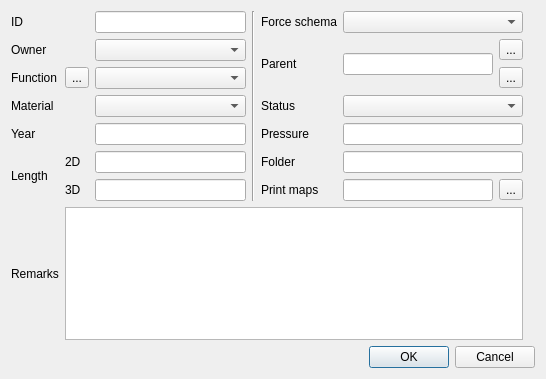
qwat/QWAT, file project/ui_forms/pipe.ui: the form before one commit.
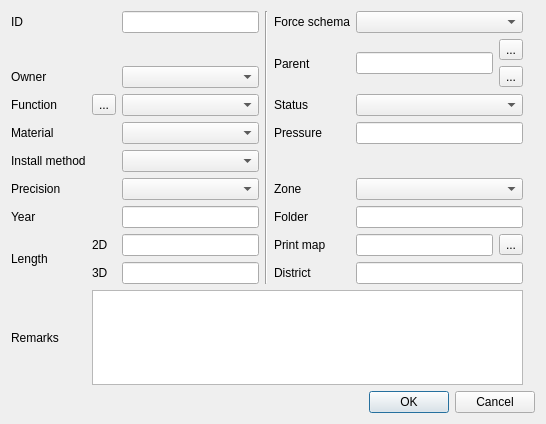
The form after the commit.

Commit message: UI: completed form, updated qgis projecT

Diff of the .ui file:
```diff
--- a/project/ui_forms/pipe.ui
+++ b/project/ui_forms/pipe.ui
@@ -7,7 +7,7 @@
     <x>0</x>
     <y>0</y>
     <width>546</width>
-    <height>379</height>
+    <height>424</height>
    </rect>
   </property>
   <property name="windowTitle">
@@ -28,7 +28,7 @@
      </property>
     </widget>
    </item>
-   <item row="0" column="3" rowspan="7">
+   <item row="0" column="3" rowspan="10">
     <widget class="Line" name="line">
      <property name="orientation">
       <enum>Qt::Vertical</enum>
@@ -45,20 +45,6 @@
    <item row="1" column="5" rowspan="2">
     <widget class="QLineEdit" name="id_parent"/>
    </item>
-   <item row="3" column="0" colspan="2">
-    <widget class="QLabel" name="label_3">
-     <property name="text">
-      <string>Material</string>
-     </property>
-    </widget>
-   </item>
-   <item row="3" column="2">
-    <widget class="QComboBox" name="id_material">
-     <property name="editable">
-      <bool>false</bool>
-     </property>
-    </widget>
-   </item>
    <item row="3" column="4">
     <widget class="QLabel" name="label_6">
      <property name="text">
@@ -73,16 +59,6 @@
      </property>
     </widget>
    </item>
-   <item row="4" column="0" colspan="2">
-    <widget class="QLabel" name="label_7">
-     <property name="text">
-      <string>Year</string>
-     </property>
-    </widget>
-   </item>
-   <item row="4" column="2">
-    <widget class="QLineEdit" name="year"/>
-   </item>
    <item row="4" column="4">
     <widget class="QLabel" name="label_8">
      <property name="text">
@@ -93,73 +69,38 @@
    <item row="4" column="5" colspan="2">
     <widget class="QLineEdit" name="pressure_nominale"/>
    </item>
-   <item row="5" column="0" rowspan="2">
-    <widget class="QLabel" name="label_9">
-     <property name="text">
-      <string>Length</string>
-     </property>
-    </widget>
-   </item>
-   <item row="5" column="1">
-    <widget class="QLabel" name="label_11">
-     <property name="text">
-      <string>2D</string>
-     </property>
-    </widget>
-   </item>
-   <item row="5" column="2">
-    <widget class="QLineEdit" name="_length2d">
-     <property name="enabled">
-      <bool>true</bool>
-     </property>
-    </widget>
-   </item>
-   <item row="5" column="4">
+   <item row="7" column="4">
     <widget class="QLabel" name="label_12">
      <property name="text">
       <string>Folder</string>
      </property>
     </widget>
    </item>
-   <item row="5" column="5" colspan="2">
+   <item row="7" column="5" colspan="2">
     <widget class="QLineEdit" name="folder"/>
    </item>
-   <item row="6" column="1">
-    <widget class="QLabel" name="label_10">
-     <property name="text">
-      <string>3D</string>
-     </property>
-    </widget>
-   </item>
-   <item row="6" column="2">
-    <widget class="QLineEdit" name="_length3d">
-     <property name="enabled">
-      <bool>true</bool>
-     </property>
-    </widget>
-   </item>
-   <item row="6" column="4">
+   <item row="8" column="4">
     <widget class="QLabel" name="label_13">
      <property name="text">
-      <string>Print maps</string>
+      <string>Print map</string>
      </property>
     </widget>
    </item>
-   <item row="6" column="5">
+   <item row="8" column="5">
     <widget class="QLineEdit" name="_is_on_map">
      <property name="enabled">
       <bool>true</bool>
      </property>
     </widget>
    </item>
-   <item row="6" column="6">
+   <item row="8" column="6">
     <widget class="QToolButton" name="toolButton">
      <property name="text">
       <string>...</string>
      </property>
     </widget>
    </item>
-   <item row="8" column="0" colspan="9">
+   <item row="11" column="0" colspan="9">
     <widget class="QDialogButtonBox" name="buttonBox">
      <property name="orientation">
       <enum>Qt::Horizontal</enum>
@@ -190,31 +131,10 @@
      </property>
     </widget>
    </item>
-   <item row="2" column="2">
-    <widget class="QComboBox" name="id_function">
-     <property name="editable">
-      <bool>false</bool>
-     </property>
-    </widget>
-   </item>
-   <item row="2" column="1">
-    <widget class="QToolButton" name="edit_function">
-     <property name="text">
-      <string>...</string>
-     </property>
-    </widget>
-   </item>
-   <item row="2" column="0">
-    <widget class="QLabel" name="label">
-     <property name="text">
-      <string>Function</string>
-     </property>
-    </widget>
-   </item>
-   <item row="7" column="1" colspan="6">
+   <item row="10" column="1" colspan="6">
     <widget class="QPlainTextEdit" name="remarks"/>
    </item>
-   <item row="7" column="0">
+   <item row="10" column="0">
     <widget class="QLabel" name="label_14">
      <property name="text">
       <string>Remarks</string>
@@ -228,16 +148,136 @@
      </property>
     </widget>
    </item>
-   <item row="1" column="2">
+   <item row="9" column="5" colspan="2">
+    <widget class="QLineEdit" name="_is_on_district"/>
+   </item>
+   <item row="9" column="4">
+    <widget class="QLabel" name="label_16">
+     <property name="text">
+      <string>District</string>
+     </property>
+    </widget>
+   </item>
+   <item row="9" column="2">
+    <widget class="QLineEdit" name="_length3d">
+     <property name="enabled">
+      <bool>true</bool>
+     </property>
+    </widget>
+   </item>
+   <item row="8" column="2">
+    <widget class="QLineEdit" name="_length2d">
+     <property name="enabled">
+      <bool>true</bool>
+     </property>
+    </widget>
+   </item>
+   <item row="9" column="1">
+    <widget class="QLabel" name="label_10">
+     <property name="text">
+      <string>3D</string>
+     </property>
+    </widget>
+   </item>
+   <item row="8" column="1">
+    <widget class="QLabel" name="label_11">
+     <property name="text">
+      <string>2D</string>
+     </property>
+    </widget>
+   </item>
+   <item row="8" column="0" rowspan="2">
+    <widget class="QLabel" name="label_9">
+     <property name="text">
+      <string>Length</string>
+     </property>
+    </widget>
+   </item>
+   <item row="7" column="2">
+    <widget class="QLineEdit" name="year"/>
+   </item>
+   <item row="4" column="2">
+    <widget class="QComboBox" name="id_material">
+     <property name="editable">
+      <bool>false</bool>
+     </property>
+    </widget>
+   </item>
+   <item row="3" column="2">
+    <widget class="QComboBox" name="id_function">
+     <property name="editable">
+      <bool>false</bool>
+     </property>
+    </widget>
+   </item>
+   <item row="2" column="2">
     <widget class="QComboBox" name="id_owner"/>
    </item>
-   <item row="1" column="0">
+   <item row="7" column="0">
+    <widget class="QLabel" name="label_7">
+     <property name="text">
+      <string>Year</string>
+     </property>
+    </widget>
+   </item>
+   <item row="4" column="0">
+    <widget class="QLabel" name="label_3">
+     <property name="text">
+      <string>Material</string>
+     </property>
+    </widget>
+   </item>
+   <item row="3" column="0">
+    <widget class="QLabel" name="label">
+     <property name="text">
+      <string>Function</string>
+     </property>
+    </widget>
+   </item>
+   <item row="3" column="1">
+    <widget class="QToolButton" name="edit_function">
+     <property name="text">
+      <string>...</string>
+     </property>
+    </widget>
+   </item>
+   <item row="2" column="0">
     <widget class="QLabel" name="label_15">
      <property name="text">
       <string>Owner</string>
      </property>
     </widget>
    </item>
+   <item row="6" column="4">
+    <widget class="QLabel" name="label_17">
+     <property name="text">
+      <string>Zone</string>
+     </property>
+    </widget>
+   </item>
+   <item row="6" column="0">
+    <widget class="QLabel" name="label_18">
+     <property name="text">
+      <string>Precision</string>
+     </property>
+    </widget>
+   </item>
+   <item row="6" column="2">
+    <widget class="QComboBox" name="id_precision"/>
+   </item>
+   <item row="6" column="5" colspan="2">
+    <widget class="QComboBox" name="id_zone"/>
+   </item>
+   <item row="5" column="2">
+    <widget class="QComboBox" name="id_install_method"/>
+   </item>
+   <item row="5" column="0">
+    <widget class="QLabel" name="label_19">
+     <property name="text">
+      <string>Install method</string>
+     </property>
+    </widget>
+   </item>
   </layout>
  </widget>
  <resources/>
```
The commit also changes 1 other file.
